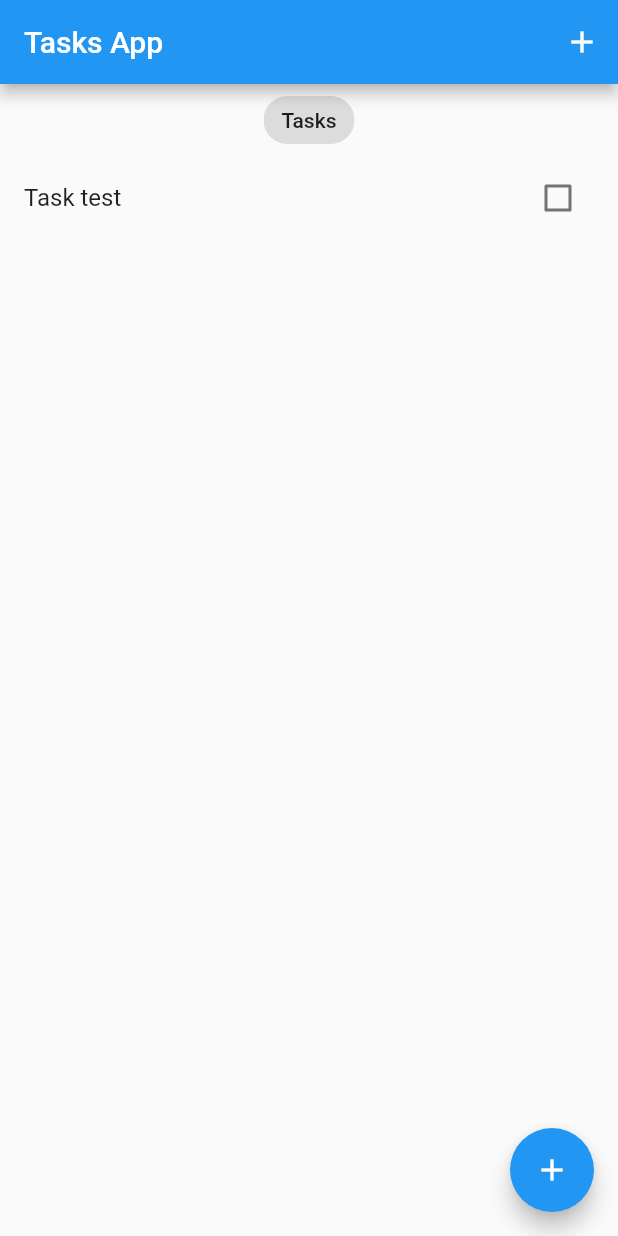
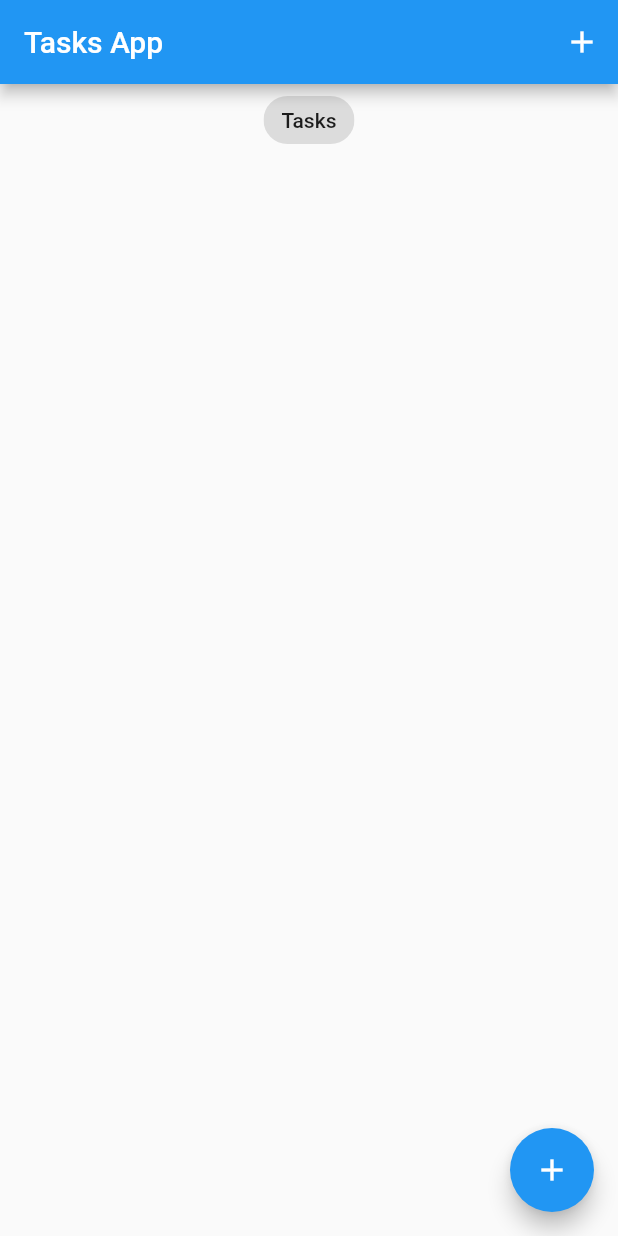
Before and after one commit to aminarshadinia/task_management_bloc, a Flutter app: the screen it shows after launch, on a phone screen of 412 x 824 dp. Run offline on Flutter 3.47's test engine with Material 2 defaults, Android fonts, the phone set to English and light mode, and no system bars; our stand-ins replace equatable, flutter_bloc, hydrated_bloc.

Commit message:
feat: remove hard coded task data and use hydrated bloc before runApp

```diff
--- a/lib/main.dart
+++ b/lib/main.dart
@@ -1,12 +1,22 @@
 import 'package:flutter/material.dart';
-import 'package:task_management_bloc/models/task.dart';
+import 'package:path_provider/path_provider.dart';
+import 'app_observer/observer.dart';
 import 'application/blocs_export.dart';
-
-import 'package:task_management_bloc/app_observer/observer.dart';
 
 import 'screens/tasks/tasks_screen.dart';
 
-void main() {
+void main() async {
+  WidgetsFlutterBinding.ensureInitialized();
+  HydratedBloc.storage = await HydratedStorage.build(
+      storageDirectory: await getApplicationDocumentsDirectory());
+
+  // Directory tempDir = await getTemporaryDirectory();
+  // final temp_Path = tempDir.path;
+  // print("temp_path: $temp_Path");
+
+  // Directory appDir = await getApplicationDocumentsDirectory();
+  // final appPath = appDir.path;
+  // print("app_path: $appPath");
   Bloc.observer = AppObserver();
   runApp(const MyApp());
 }
@@ -17,19 +27,14 @@ class MyApp extends StatelessWidget {
   @override
   Widget build(BuildContext context) {
     return BlocProvider(
-      create: (context) => TasksBloc()
-        ..add(
-          AddTask(
-            task: Task(title: 'Task test'),
-          ),
-        ),
+      create: (_) => TasksBloc(),
       child: MaterialApp(
         debugShowCheckedModeBanner: false,
         title: 'Flutter Tasks App',
         theme: ThemeData(
           primarySwatch: Colors.blue,
         ),
-        home: TasksScreen(),
+        home: const TasksScreen(),
       ),
     );
   }
```
